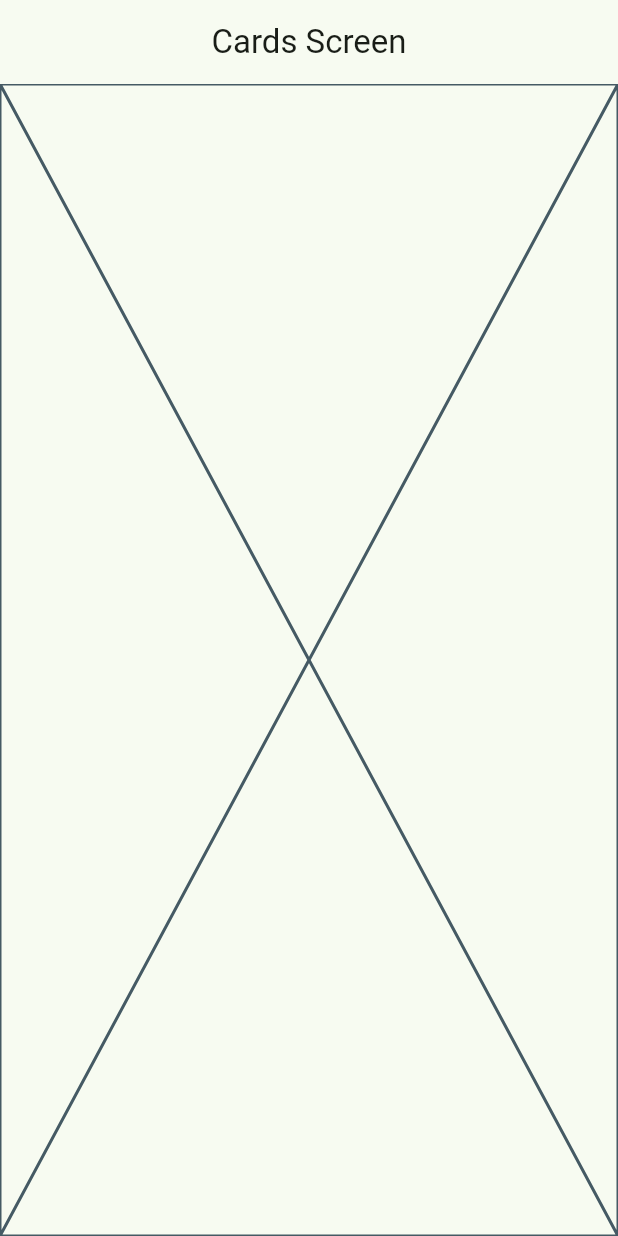
After one commit to ruespe/Flutter, a Flutter app: the CardsScreen screen opened by its route, on a phone screen of 412 x 824 dp. The commit adds this screen. Run offline on Flutter 3.47's test engine with Material 3 defaults, Android fonts, the phone set to English and light mode, and no system bars; our stand-ins replace go_router.

Commit message:
Go_Router1

```diff
--- /dev/null
+++ b/lib/config/router/app_router.dart
@@ -0,0 +1,13 @@
+import 'package:go_router/go_router.dart';
+import 'package:widgets_app/presentation/screens/screens.dart';
+
+// GoRouter configuration
+final appRouter = GoRouter(
+  initialLocation: '/',
+  routes: [
+    GoRoute(path: '/', builder: (context, state) => HomeScreen()),
+    GoRoute(path: '/buttons', builder: (context, state) => ButtonsScreen()),
+
+    GoRoute(path: '/cards', builder: (context, state) => CardsScreen ()),
+  ],
+);
--- a/lib/config/theme/menu/menu_items.dart
+++ b/lib/config/theme/menu/menu_items.dart
@@ -18,13 +18,13 @@ const appMenuItems = <MenuItem>[
   MenuItem(
     title: 'Botones',
     subTitle: 'Varios botones en Flutter',
-    link: '/butones',
+    link: '/buttons',
     icon: Icons.smart_button_outlined,
   ),
   MenuItem(
     title: 'Tarjetas',
     subTitle: 'Un contenedor estilizado',
-    link: '/butones',
+    link: '/cards',
     icon: Icons.credit_card,
   ),
 ];
--- a/lib/main.dart
+++ b/lib/main.dart
@@ -1,4 +1,5 @@
 import 'package:flutter/material.dart';
+import 'package:widgets_app/config/router/app_router.dart';
 import 'package:widgets_app/presentation/screens/home/home_screen.dart';
 import '/config/theme/app_theme.dart';
 
@@ -11,10 +12,10 @@ class MainApp extends StatelessWidget {
 
   @override
   Widget build(BuildContext context) {
-    return MaterialApp(
+    return MaterialApp.router(
+      routerConfig: appRouter,
       debugShowCheckedModeBanner: false,
       theme: AppTheme(selectedColor: 2).getTheme(),
-      home: const HomeScreen()
       );
     }
 }
--- /dev/null
+++ b/lib/presentation/screens/cards/cards_screen.dart
@@ -0,0 +1,15 @@
+import 'package:flutter/material.dart';
+
+class CardsScreen extends StatelessWidget {
+  const CardsScreen({super.key});
+
+  @override
+  Widget build(BuildContext context) {
+    return Scaffold(
+      appBar: AppBar(
+        title: const Text('Cards Screen'),
+      ),
+      body: const Placeholder(),
+    );
+  }
+}
--- /dev/null
+++ b/lib/presentation/screens/screens.dart
@@ -0,0 +1,3 @@
+export 'package:widgets_app/presentation/screens/cards/cards_screen.dart';
+export 'package:widgets_app/presentation/screens/home/home_screen.dart';
+export 'package:widgets_app/presentation/screens/buttons/buttons_screen.dart';
--- a/pubspec.yaml
+++ b/pubspec.yaml
@@ -9,11 +9,12 @@ environment:
 dependencies:
   flutter:
     sdk: flutter
+  go_router: ^16.2.4
 
 dev_dependencies:
+  flutter_lints: ^5.0.0
   flutter_test:
     sdk: flutter
-  flutter_lints: ^5.0.0
 
 flutter:
   uses-material-design: true
```
Also changed, not shown: lib/presentation/screens/buttons/buttons_screen.dart (added, +15 -0 lines), lib/presentation/screens/home/home_screen.dart (+14 -14 lines), pubspec.lock.
